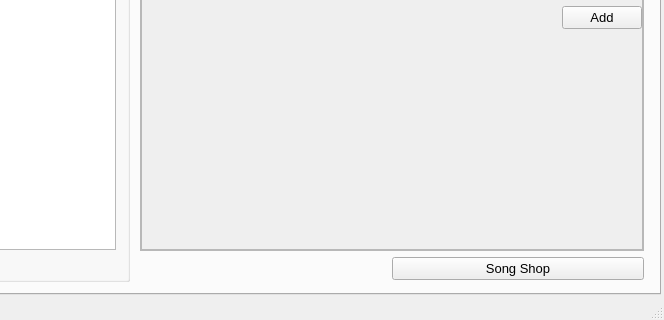
OpenKJ/OpenKJ, file OpenKJ/mainwindow.ui: the form before one commit; both pictures show x 645 to 1309 and y 487 to 807 of the 1309 by 807 pixel window.
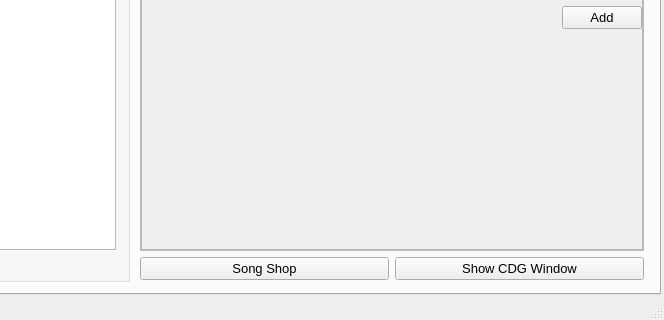
The form after the commit. Icons and pictures are not drawn. Custom widgets are drawn as their Qt base class.

```diff
--- a/OpenKJ/mainwindow.ui
+++ b/OpenKJ/mainwindow.ui
@@ -1936,19 +1936,6 @@
              <property name="topMargin">
               <number>0</number>
              </property>
-             <item>
-              <spacer name="horizontalSpacer_4">
-               <property name="orientation">
-                <enum>Qt::Horizontal</enum>
-               </property>
-               <property name="sizeHint" stdset="0">
-                <size>
-                 <width>40</width>
-                 <height>20</height>
-                </size>
-               </property>
-              </spacer>
-             </item>
              <item>
               <widget class="QPushButton" name="pushButtonShop">
                <property name="sizePolicy">
@@ -1962,6 +1949,19 @@
                </property>
               </widget>
              </item>
+             <item>
+              <widget class="QPushButton" name="btnToggleCdgWindow">
+               <property name="sizePolicy">
+                <sizepolicy hsizetype="Expanding" vsizetype="Fixed">
+                 <horstretch>0</horstretch>
+                 <verstretch>0</verstretch>
+                </sizepolicy>
+               </property>
+               <property name="text">
+                <string>Show CDG Window</string>
+               </property>
+              </widget>
+             </item>
             </layout>
            </item>
           </layout>
```
Left out of the diff: 14 changed lines with no effect on the pictures.
